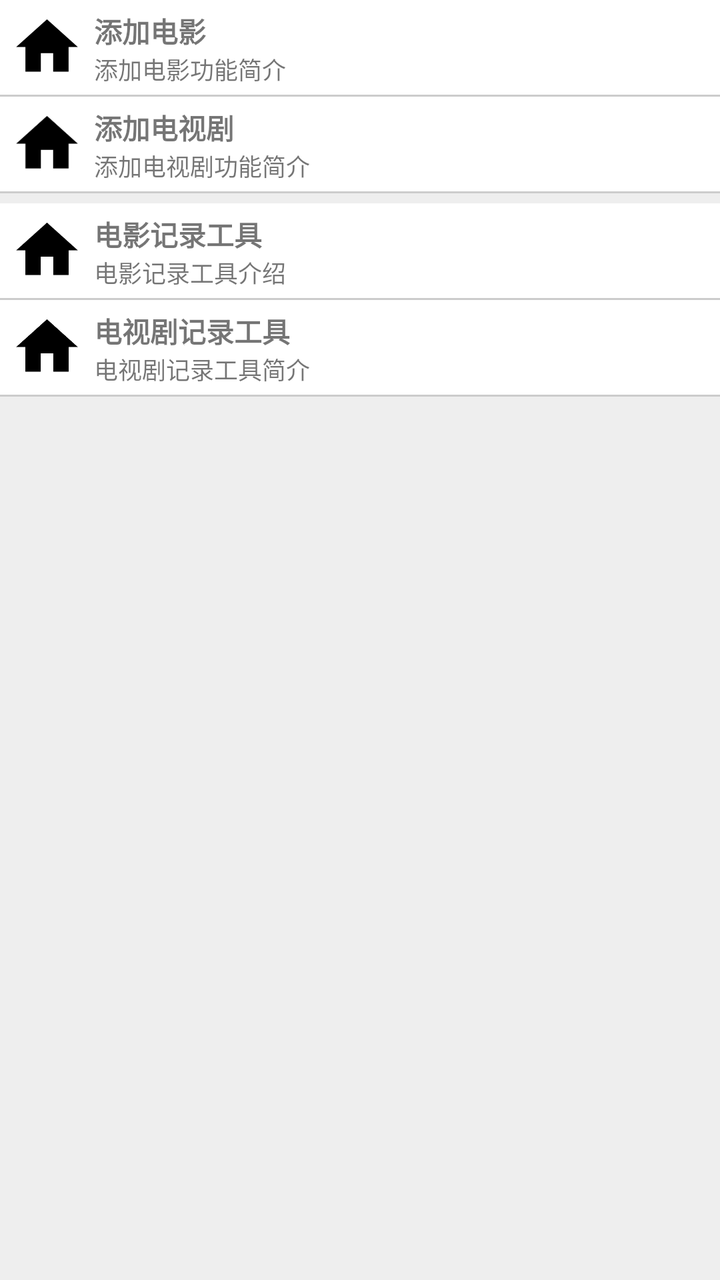
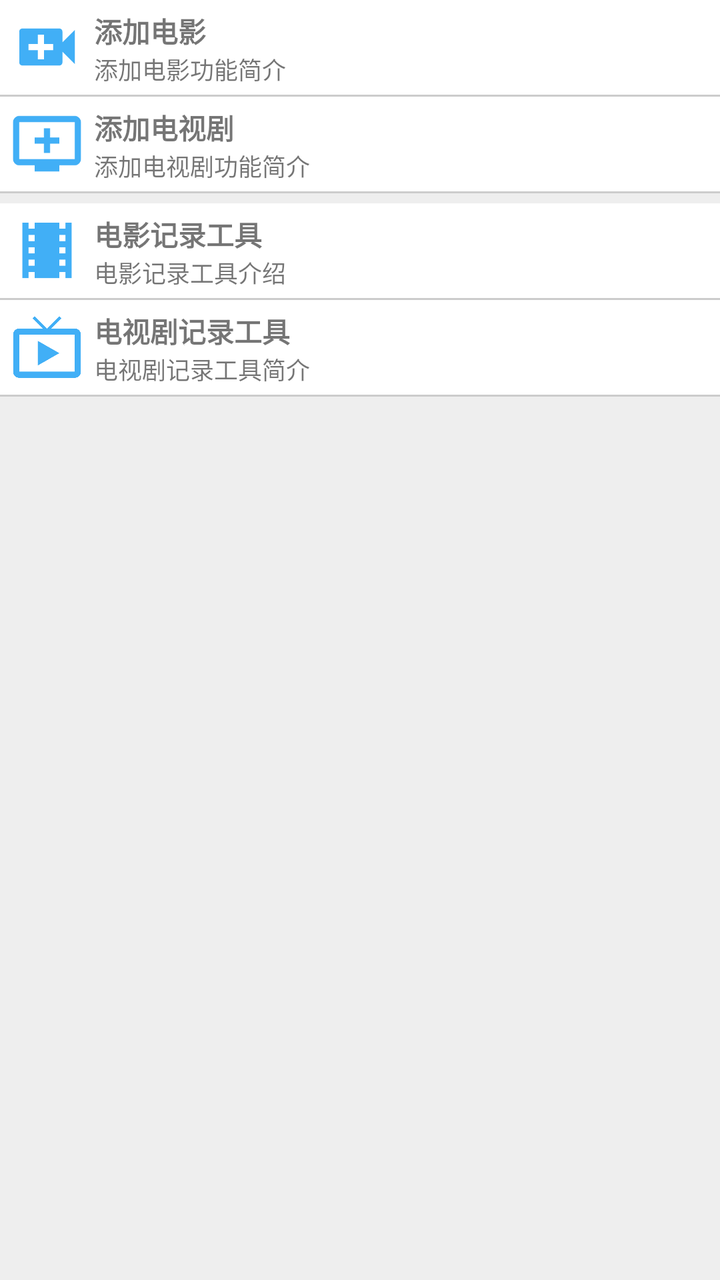

Before-and-after screenshots of an Android layout around one commit, followed by the original layout XML and the change that was made.
<!-- AndroidManifest.xml: application theme AppTheme -->
<!-- res/layout/fragment_apps.xml -->
<FrameLayout xmlns:android="http://schemas.android.com/apk/res/android"
             xmlns:tools="http://schemas.android.com/tools"
             android:layout_width="match_parent"
             android:layout_height="match_parent"
             android:background="@color/colorGray"
             tools:context="cn.sixlab.app.mineapps.ft.AppsFragment">

    <ScrollView
        android:layout_width="match_parent"
        android:layout_height="match_parent">

        <LinearLayout
            android:orientation="vertical"
            android:layout_width="match_parent"
            android:layout_height="wrap_content">

            <LinearLayout
                android:id="@+id/apps_film_add"
                android:onClick="itemClick"
                android:padding="5dp"
                android:background="@drawable/bg_list_bottom_line"
                android:layout_width="match_parent"
                android:layout_height="wrap_content">

                <ImageView
                    android:layout_width="37dp"
                    android:layout_height="37dp"
                    android:src="@drawable/ic_home_black_24dp"/>

                <LinearLayout
                    android:layout_marginLeft="5dp"
                    android:layout_width="match_parent"
                    android:layout_height="wrap_content"
                    android:orientation="vertical">

                    <TextView
                        android:textStyle="bold"
                        android:layout_width="match_parent"
                        android:layout_height="wrap_content"
                        android:text="@string/apps_film_add"/>

                    <TextView
                        android:textSize="12sp"
                        android:layout_width="match_parent"
                        android:layout_height="wrap_content"
                        android:text="@string/apps_film_add_info"/>
                </LinearLayout>

            </LinearLayout>

            <LinearLayout
                android:id="@+id/apps_show_add"
                android:onClick="itemClick"
                android:padding="5dp"
                android:background="@drawable/bg_list_bottom_line"
                android:layout_width="match_parent"
                android:layout_height="wrap_content">

                <ImageView
                    android:layout_width="37dp"
                    android:layout_height="37dp"
                    android:src="@drawable/ic_home_black_24dp"/>

                <LinearLayout
                    android:layout_marginLeft="5dp"
                    android:layout_width="match_parent"
                    android:layout_height="wrap_content"
                    android:orientation="vertical">

                    <TextView
                        android:textStyle="bold"
                        android:layout_width="match_parent"
                        android:layout_height="wrap_content"
                        android:text="@string/apps_show_add"/>

                    <TextView
                        android:textSize="12sp"
                        android:layout_width="match_parent"
                        android:layout_height="wrap_content"
                        android:text="@string/apps_show_add_info"/>
                </LinearLayout>

            </LinearLayout>

            <LinearLayout
                android:minHeight="5dp"
                android:layout_width="match_parent"
                android:layout_height="wrap_content">
            </LinearLayout>

            <LinearLayout
                android:id="@+id/apps_film"
                android:onClick="itemClick"
                android:padding="5dp"
                android:background="@drawable/bg_list_bottom_line"
                android:layout_width="match_parent"
                android:layout_height="wrap_content">

                <ImageView
                    android:layout_width="37dp"
                    android:layout_height="37dp"
                    android:src="@drawable/ic_home_black_24dp"/>

                <LinearLayout
                    android:layout_marginLeft="5dp"
                    android:layout_width="match_parent"
                    android:layout_height="wrap_content"
                    android:orientation="vertical">

                    <TextView
                        android:textStyle="bold"
                        android:layout_width="match_parent"
                        android:layout_height="wrap_content"
                        android:text="@string/apps_film"/>

                    <TextView
                        android:textSize="12sp"
                        android:layout_width="match_parent"
                        android:layout_height="wrap_content"
                        android:text="@string/apps_film_info"/>
                </LinearLayout>

            </LinearLayout>

            <LinearLayout
                android:id="@+id/apps_show"
                android:onClick="itemClick"
                android:padding="5dp"
                android:background="@drawable/bg_list_bottom_line"
                android:layout_width="match_parent"
                android:layout_height="wrap_content">

                <ImageView
                    android:layout_width="37dp"
                    android:layout_height="37dp"
                    android:src="@drawable/ic_home_black_24dp"/>

                <LinearLayout
                    android:layout_marginLeft="5dp"
                    android:layout_width="match_parent"
                    android:layout_height="wrap_content"
                    android:orientation="vertical">

                    <TextView
                        android:textStyle="bold"
                        android:layout_width="match_parent"
                        android:layout_height="wrap_content"
                        android:text="@string/apps_show"/>

                    <TextView
                        android:textSize="12sp"
                        android:layout_width="match_parent"
                        android:layout_height="wrap_content"
                        android:text="@string/apps_show_info"/>
                </LinearLayout>

            </LinearLayout>

        </LinearLayout>

    </ScrollView>

</FrameLayout>
<!-- resources referenced by this layout -->
<resources>
  <color name="colorGray">#EEEEEE</color>
  <!-- drawable bg_list_bottom_line (drawable) -->
  <layer-list xmlns:android="http://schemas.android.com/apk/res/android" >
      
      <item>
          <shape>
              
              <solid android:color="#CCCCCC"/>
          </shape>
      </item>
      
      <item android:bottom="1dp">
          <shape>
              
              <solid android:color="#FFFFFF" />
          </shape>
      </item>
  
  </layer-list>
  <!-- drawable ic_home_black_24dp (drawable) -->
  <vector xmlns:android="http://schemas.android.com/apk/res/android"
          android:width="24dp"
          android:height="24dp"
          android:viewportHeight="24.0"
          android:viewportWidth="24.0">
      <path
          android:fillColor="#FF000000"
          android:pathData="M10,20v-6h4v6h5v-8h3L12,3 2,12h3v8z"/>
  </vector>
  <string name="apps_film">电影记录工具</string>
  <string name="apps_film_add">添加电影</string>
  <string name="apps_film_add_info">添加电影功能简介</string>
  <string name="apps_film_info">电影记录工具介绍</string>
  <string name="apps_show">电视剧记录工具</string>
  <string name="apps_show_add">添加电视剧</string>
  <string name="apps_show_add_info">添加电视剧功能简介</string>
  <string name="apps_show_info">电视剧记录工具简介</string>
  <style name="AppTheme" parent="Theme.AppCompat.Light.DarkActionBar">
          
          <item name="colorPrimary">@color/colorPrimary</item>
          <item name="colorPrimaryDark">@color/colorPrimaryDark</item>
          <item name="colorAccent">@color/colorAccent</item>
      </style>
  <color name="colorPrimary">#2685F0</color>
  <color name="colorPrimaryDark">#477dc5</color>
  <color name="colorAccent">#48b463</color>
</resources>

<!-- the commit's change to res/layout/fragment_apps.xml (unified diff, before → after) -->
@@ -2,7 +2,7 @@
              xmlns:tools="http://schemas.android.com/tools"
              android:layout_width="match_parent"
              android:layout_height="match_parent"
-             android:background="@color/colorGray"
+             android:background="@color/colorGrayE"
              tools:context="cn.sixlab.app.mineapps.ft.AppsFragment">
 
     <ScrollView
@@ -25,7 +25,8 @@
                 <ImageView
                     android:layout_width="37dp"
                     android:layout_height="37dp"
-                    android:src="@drawable/ic_home_black_24dp"/>
+                    android:tint="@color/colorPrimary"
+                    android:src="@drawable/ic_video_call_black_24dp"/>
 
                 <LinearLayout
                     android:layout_marginLeft="5dp"
@@ -59,7 +60,8 @@
                 <ImageView
                     android:layout_width="37dp"
                     android:layout_height="37dp"
-                    android:src="@drawable/ic_home_black_24dp"/>
+                    android:tint="@color/colorPrimary"
+                    android:src="@drawable/ic_add_to_queue_black_24dp"/>
 
                 <LinearLayout
                     android:layout_marginLeft="5dp"
@@ -99,7 +101,8 @@
                 <ImageView
                     android:layout_width="37dp"
                     android:layout_height="37dp"
-                    android:src="@drawable/ic_home_black_24dp"/>
+                    android:tint="@color/colorPrimary"
+                    android:src="@drawable/ic_local_movies_black_24dp"/>
 
                 <LinearLayout
                     android:layout_marginLeft="5dp"
@@ -133,7 +136,8 @@
                 <ImageView
                     android:layout_width="37dp"
                     android:layout_height="37dp"
-                    android:src="@drawable/ic_home_black_24dp"/>
+                    android:tint="@color/colorPrimary"
+                    android:src="@drawable/ic_live_tv_black_24dp"/>
 
                 <LinearLayout
                     android:layout_marginLeft="5dp"
<!-- resource entries referenced after the edit -->
@@ -1,6 +1,6 @@
 <!-- resources referenced by this layout -->
 <resources>
-  <color name="colorGray">#EEEEEE</color>
+  <color name="colorGrayE">#EEEEEE</color>
   <!-- drawable bg_list_bottom_line (drawable) -->
   <layer-list xmlns:android="http://schemas.android.com/apk/res/android" >
       
@@ -19,15 +19,45 @@
       </item>
   
   </layer-list>
-  <!-- drawable ic_home_black_24dp (drawable) -->
+  <!-- drawable ic_add_to_queue_black_24dp (drawable) -->
   <vector xmlns:android="http://schemas.android.com/apk/res/android"
           android:width="24dp"
           android:height="24dp"
-          android:viewportHeight="24.0"
-          android:viewportWidth="24.0">
+          android:viewportWidth="24.0"
+          android:viewportHeight="24.0">
       <path
           android:fillColor="#FF000000"
-          android:pathData="M10,20v-6h4v6h5v-8h3L12,3 2,12h3v8z"/>
+          android:pathData="M21,3L3,3c-1.11,0 -2,0.89 -2,2v12c0,1.1 0.89,2 2,2h5v2h8v-2h5c1.1,0 1.99,-0.9 1.99,-2L23,5c0,-1.11 -0.9,-2 -2,-2zM21,17L3,17L3,5h18v12zM16,10v2h-3v3h-2v-3L8,12v-2h3L11,7h2v3h3z"/>
+  </vector>
+  <!-- drawable ic_live_tv_black_24dp (drawable) -->
+  <vector xmlns:android="http://schemas.android.com/apk/res/android"
+          android:width="24dp"
+          android:height="24dp"
+          android:viewportWidth="24.0"
+          android:viewportHeight="24.0">
+      <path
+          android:fillColor="#FF000000"
+          android:pathData="M21,6h-7.59l3.29,-3.29L16,2l-4,4 -4,-4 -0.71,0.71L10.59,6L3,6c-1.1,0 -2,0.89 -2,2v12c0,1.1 0.9,2 2,2h18c1.1,0 2,-0.9 2,-2L23,8c0,-1.11 -0.9,-2 -2,-2zM21,20L3,20L3,8h18v12zM9,10v8l7,-4z"/>
+  </vector>
+  <!-- drawable ic_local_movies_black_24dp (drawable) -->
+  <vector xmlns:android="http://schemas.android.com/apk/res/android"
+          android:width="24dp"
+          android:height="24dp"
+          android:viewportWidth="24.0"
+          android:viewportHeight="24.0">
+      <path
+          android:fillColor="#FF000000"
+          android:pathData="M18,3v2h-2L16,3L8,3v2L6,5L6,3L4,3v18h2v-2h2v2h8v-2h2v2h2L20,3h-2zM8,17L6,17v-2h2v2zM8,13L6,13v-2h2v2zM8,9L6,9L6,7h2v2zM18,17h-2v-2h2v2zM18,13h-2v-2h2v2zM18,9h-2L16,7h2v2z"/>
+  </vector>
+  <!-- drawable ic_video_call_black_24dp (drawable) -->
+  <vector xmlns:android="http://schemas.android.com/apk/res/android"
+          android:width="24dp"
+          android:height="24dp"
+          android:viewportWidth="24.0"
+          android:viewportHeight="24.0">
+      <path
+          android:fillColor="#FF000000"
+          android:pathData="M17,10.5V7c0,-0.55 -0.45,-1 -1,-1H4c-0.55,0 -1,0.45 -1,1v10c0,0.55 0.45,1 1,1h12c0.55,0 1,-0.45 1,-1v-3.5l4,4v-11l-4,4zM14,13h-3v3H9v-3H6v-2h3V8h2v3h3v2z"/>
   </vector>
   <string name="apps_film">电影记录工具</string>
   <string name="apps_film_add">添加电影</string>
@@ -43,7 +73,7 @@
           <item name="colorPrimaryDark">@color/colorPrimaryDark</item>
           <item name="colorAccent">@color/colorAccent</item>
       </style>
-  <color name="colorPrimary">#2685F0</color>
+  <color name="colorPrimary">#41AFF6</color>
   <color name="colorPrimaryDark">#477dc5</color>
   <color name="colorAccent">#48b463</color>
 </resources>
